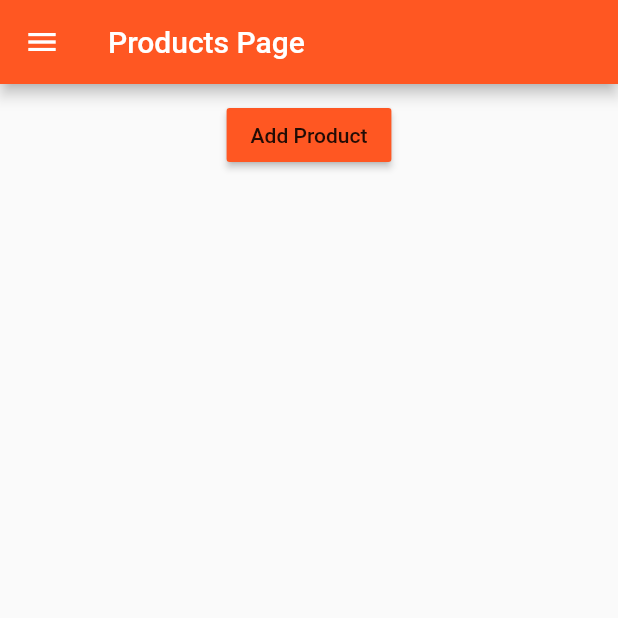
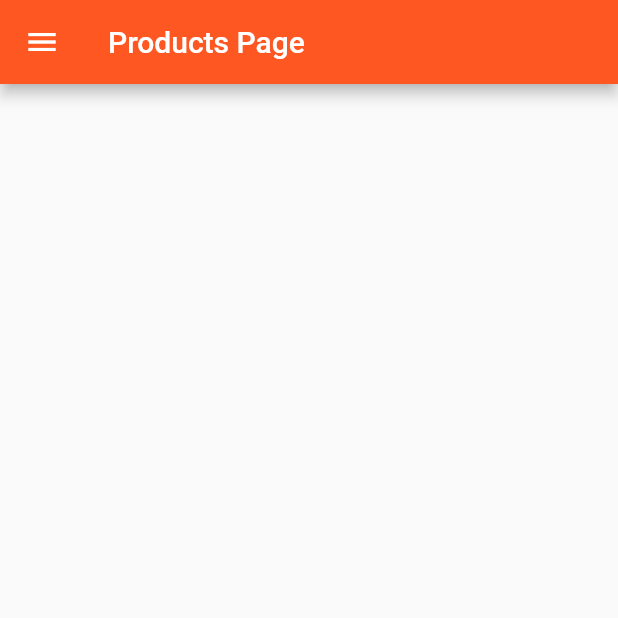
Before and after one commit to patrickmaciel/flutter_course, a Flutter app: the ProductsAdminPage screen opened by its route, tab 2 chosen, in the side drawer, after a tap on "Products Page", on a phone screen of 412 x 824 dp, the top half of it. Run offline on Flutter 3.47's test engine with Material 2 defaults, Android fonts, the phone set to English and light mode, and no system bars.

Commit message:
login page

```diff
--- a/lib/pages/product_create.dart
+++ b/lib/pages/product_create.dart
@@ -1,22 +1,91 @@
 import 'package:flutter/material.dart';
 
-class ProductCreatePage extends StatelessWidget {
+class ProductCreatePage extends StatefulWidget {
+  final Function addProduct;
+
+  ProductCreatePage(this.addProduct);
+
+  @override
+  State<StatefulWidget> createState() {
+    return _ProductCreatePageState();
+  }
+}
+
+class _ProductCreatePageState extends State<ProductCreatePage> {
+  String titleValue;
+  String descriptionValue;
+  double priceValue;
+
   @override
   Widget build(BuildContext context) {
+    return Container(
+        margin: EdgeInsets.all(10.0),
+        child: ListView(
+          children: <Widget>[
+            TextField(
+              decoration: InputDecoration(
+                labelText: 'Title',
+              ),
+              onChanged: (String value) {
+                setState(() {
+                  titleValue = value;
+                });
+              },
+            ),
+            TextField(
+              decoration: InputDecoration(labelText: 'Description'),
+              maxLines: 4,
+              onChanged: (String value) {
+                setState(() {
+                  descriptionValue = value;
+                });
+              },
+            ),
+            TextField(
+              decoration: InputDecoration(labelText: 'Price'),
+              keyboardType: TextInputType.number,
+              onChanged: (String value) {
+                setState(() {
+                  priceValue = double.parse(value);
+                });
+              },
+            ),
+            SizedBox(
+              height: 10.0,
+            ),
+            RaisedButton(
+              child: Text('Save'),
+              color: Theme.of(context).accentColor,
+              textColor: Colors.white,
+              onPressed: () {
+                final Map<String, dynamic> product = {
+                  'title': titleValue,
+                  'price': priceValue,
+                  'description': descriptionValue,
+                  'imageUrl': 'assets/food.jpg'
+                };
+                widget.addProduct(product);
+                Navigator.pushReplacementNamed(context, '/products');
+              },
+            ),
+          ],
+        ));
+
     // return Center(child: Text('Create Product'));
-    return Center(
-      child: RaisedButton(
-        child: Text('Save'),
-        onPressed: () {
-          showModalBottomSheet(
-              context: context,
-              builder: (BuildContext context) {
-                return Center(
-                  child: Text('Modal'),
-                );
-              });
-        },
-      ),
-    );
+
+    // return Center(
+    //   child: RaisedButton(
+    //     child: Text('Save'),
+    //     onPressed: () {
+    //       showModalBottomSheet(
+    //           context: context,
+    //           builder: (BuildContext context) {
+    //             return Center(
+    //               child: Text('Modal'),
+    //             );
+    //           });
+    //     },
+    //   ),
+    // );
   }
 }
--- a/lib/pages/products.dart
+++ b/lib/pages/products.dart
@@ -3,11 +3,9 @@ import '../product_manager.dart';
 import './products_admin.dart';
 
 class ProductsPage extends StatelessWidget {
-  final List<Map<String, String>> products;
-  final Function addProduct;
-  final Function deleteProduct;
+  final List<Map<String, dynamic>> products;
 
-  ProductsPage(this.products, this.addProduct, this.deleteProduct);
+  ProductsPage(this.products);
 
   @override
   Widget build(BuildContext context) {
@@ -26,6 +24,12 @@ class ProductsPage extends StatelessWidget {
               },
             ),
             ListTile(
+              title: Text('Login'),
+              onTap: () {
+                Navigator.pushReplacementNamed(context, '/');
+              },
+            ),
+            ListTile(
               title: Text('Rota Inexistente'),
               onTap: () {
                 Navigator.pushReplacementNamed(context, '/oque');
@@ -37,7 +41,7 @@ class ProductsPage extends StatelessWidget {
       appBar: AppBar(
         title: Text('Products Page'),
       ),
-      body: ProductManager(products, addProduct, deleteProduct),
+      body: ProductManager(products),
     );
   }
 }
--- a/lib/pages/products_admin.dart
+++ b/lib/pages/products_admin.dart
@@ -1,9 +1,13 @@
 import 'package:flutter/material.dart';
-import 'products.dart';
 import 'product_create.dart';
 import 'product_list.dart';
 
 class ProductsAdminPage extends StatelessWidget {
+  final Function addProduct;
+  final Function deleteProduct;
+
+  ProductsAdminPage(this.addProduct, this.deleteProduct);
+
   @override
   Widget build(BuildContext context) {
     return DefaultTabController(
@@ -19,7 +23,7 @@ class ProductsAdminPage extends StatelessWidget {
               ListTile(
                 title: Text('Products Page'),
                 onTap: () {
-                  Navigator.pushReplacementNamed(context, '/'
+                  Navigator.pushReplacementNamed(context, '/products'
                       // MaterialPageRoute(
                       //   builder: (BuildContext context) => ProductsPage(),
                       // ),
@@ -40,7 +44,7 @@ class ProductsAdminPage extends StatelessWidget {
         ),
         body: TabBarView(
           children: <Widget>[
-            ProductCreatePage(),
+            ProductCreatePage(addProduct),
             ProductListPage(),
           ],
         ),
--- a/lib/product_manager.dart
+++ b/lib/product_manager.dart
@@ -1,24 +1,17 @@
 import 'package:flutter/material.dart';
 import './products.dart';
-import './product_control.dart';
 
 class ProductManager extends StatelessWidget {
-  final List<Map<String, String>> products;
-  final Function addProduct;
-  final Function deleteProduct;
+  final List<Map<String, dynamic>> products;
 
-  ProductManager(this.products, this.addProduct, this.deleteProduct);
+  ProductManager(this.products);
 
   @override
   Widget build(BuildContext context) {
     print('[ProductManager Widget] build()');
     return Column(
       children: [
-        Container(
-          margin: EdgeInsets.all(10.0),
-          child: ProductControl(addProduct),
-        ),
-        Expanded(child: Products(products, deleteProduct)),
+        Expanded(child: Products(products)),
       ],
     );
   }
--- a/lib/products.dart
+++ b/lib/products.dart
@@ -2,10 +2,9 @@ import 'package:flutter/material.dart';
 import './pages/product.dart';
 
 class Products extends StatelessWidget {
-  final List<Map<String, String>> products;
-  final Function deleteProduct;
+  final List<Map<String, dynamic>> products;
 
-  Products([this.products = const [], this.deleteProduct]) {
+  Products([this.products = const []]) {
     print('[Products Widget] Construtor');
   }
 
@@ -21,17 +20,11 @@ class Products extends StatelessWidget {
               FlatButton(
                 child: Text('Details'),
                 onPressed: () => Navigator.pushNamed<bool>(
-                      context,
-                      '/product/' + index.toString()
-                      // MaterialPageRoute(
-                      //   builder: (BuildContext context) => ProductPage(products[index]['title'], products[index]['imageUrl']),
-                      // ),
-                    ).then((bool value) {
-                      // print('push callback = ' + value.toString());
-                      if (value) {
-                        deleteProduct(index);
-                      }
-                    }),
+                    context, '/product/' + index.toString()
+                    // MaterialPageRoute(
+                    //   builder: (BuildContext context) => ProductPage(products[index]['title'], products[index]['imageUrl']),
+                    // ),
+                    ),
               )
             ],
           )
```
Also changed, not shown: lib/main.dart (+10 -9 lines), lib/pages/auth.dart (+44 -6 lines).
